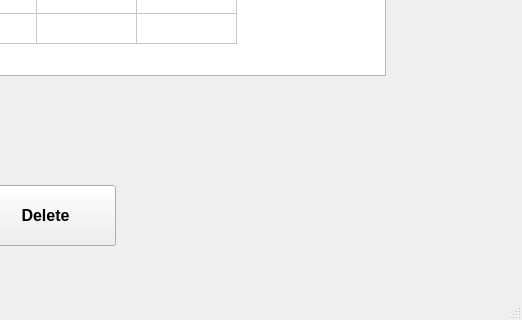
This is UI/shade_delete.ui in nilay1221/Inventory_Management as Qt 5 draws it before an edit; both pictures show x 745 to 1267 and y 535 to 855 of the 1267 by 855 pixel window. The edited form follows.
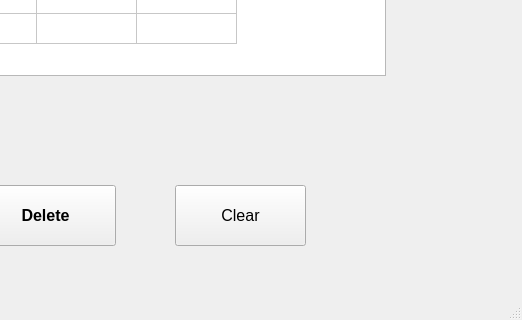
This is the edited form.

Commit message: clear button added in ui files

```diff
--- a/UI/shade_delete.ui
+++ b/UI/shade_delete.ui
@@ -578,6 +578,24 @@
      <string>Total Quantity :</string>
     </property>
    </widget>
+   <widget class="QPushButton" name="shade_delete_clear">
+    <property name="geometry">
+     <rect>
+      <x>920</x>
+      <y>720</y>
+      <width>131</width>
+      <height>61</height>
+     </rect>
+    </property>
+    <property name="font">
+     <font>
+      <pointsize>12</pointsize>
+     </font>
+    </property>
+    <property name="text">
+     <string>Clear</string>
+    </property>
+   </widget>
   </widget>
   <widget class="QStatusBar" name="statusbar"/>
  </widget>
```
The commit also changes 21 other files.
